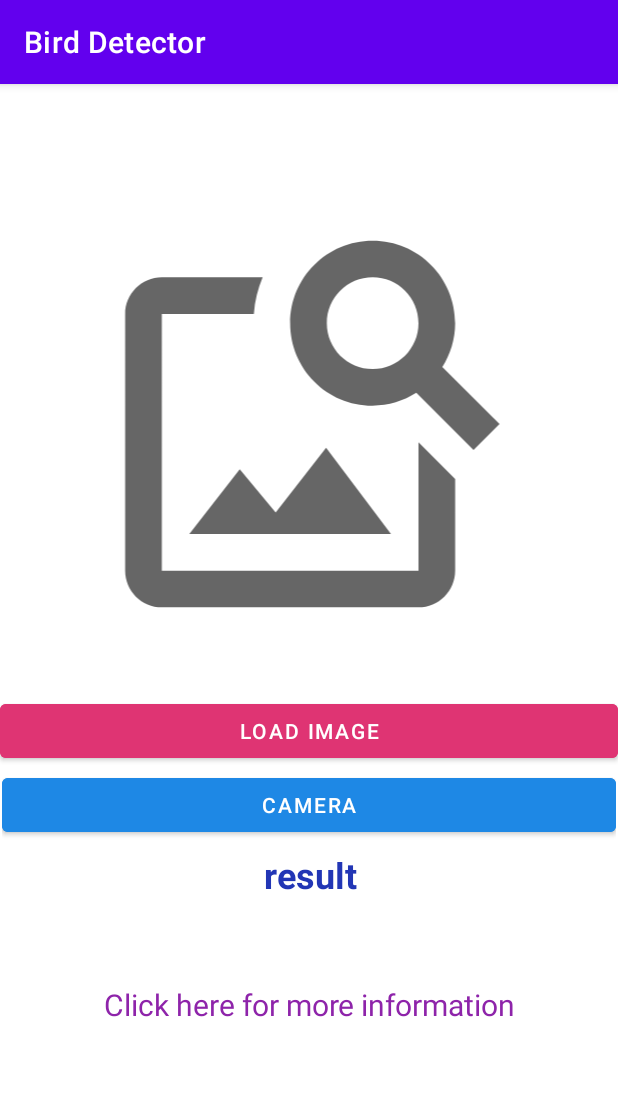
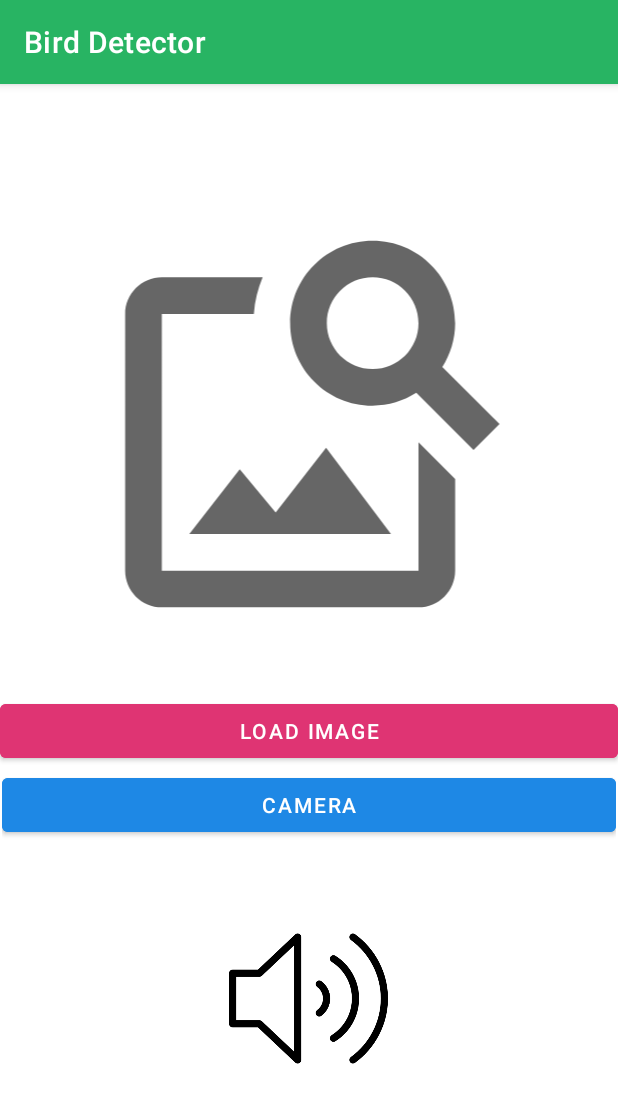
Before and after one commit to Venkatesh2507/Bird-Detector, an Android app: the screen it shows after launch (MainActivity), on a phone screen of 412 x 824 dp. Shown: the top 1103 px of the screen. Run offline under Robolectric (Android 15) with nearby library versions, the phone set to English and light mode, and no system bars; libraries missing offline, so code that uses them is left out: org.tensorflow.lite; pictures from the network do not load.

Commit message:
Bird Detector

```diff
--- a/app/src/main/java/com/example/birddetector/MainActivity.java
+++ b/app/src/main/java/com/example/birddetector/MainActivity.java
@@ -11,6 +11,7 @@ import android.graphics.Bitmap;
 import android.net.Uri;
 import android.os.Bundle;
 import android.provider.MediaStore;
+import android.speech.tts.TextToSpeech;
 import android.view.View;
 import android.widget.Button;
 import android.widget.ImageView;
@@ -24,6 +25,7 @@ import org.tensorflow.lite.support.label.Category;
 import java.io.IOException;
 import java.net.URI;
 import java.util.List;
+import java.util.Locale;
 
 public class MainActivity extends AppCompatActivity {
     Button loadImage;
@@ -32,6 +34,8 @@ public class MainActivity extends AppCompatActivity {
     TextView link;
     Uri imageUri;
     Button camera;
+    ImageView volume;
+    TextToSpeech textToSpeech;
     private static final int  pic_id=2;
     private static final int PICK_IMAGE=1;
     @Override
@@ -43,6 +47,20 @@ public class MainActivity extends AppCompatActivity {
         result = findViewById(R.id.resultTextView);
         link = findViewById(R.id.linkTextView);
         camera = findViewById(R.id.cameraButton);
+        volume = findViewById(R.id.sound);
+        textToSpeech = new TextToSpeech(getApplicationContext(), new TextToSpeech.OnInitListener() {
+            @Override
+            public void onInit(int i) {
+                if(i!=TextToSpeech.ERROR)
+                    textToSpeech.setLanguage(Locale.UK);
+            }
+        });
+        volume.setOnClickListener(new View.OnClickListener() {
+            @Override
+            public void onClick(View view) {
+                textToSpeech.speak(result.getText().toString(),TextToSpeech.QUEUE_FLUSH,null);
+            }
+        });
         loadImage.setOnClickListener(new View.OnClickListener() {
             @Override
             public void onClick(View view) {
@@ -85,6 +103,7 @@ public class MainActivity extends AppCompatActivity {
                 }
                 //birdImage.setImageURI(imageUri);
                 birdImage.setImageBitmap(imageBitmap);
+                link.setText("Click here for more information");
                 outputGenerator(imageBitmap);
             }
                  break;
--- a/app/src/main/res/layout/activity_main.xml
+++ b/app/src/main/res/layout/activity_main.xml
@@ -45,7 +45,6 @@
             android:layout_alignParentBottom="true"
             android:layout_marginStart="8dp"
             android:layout_marginBottom="172dp"
-            android:text="result"
             android:textAlignment="center"
             android:textColor="#2236B5"
             android:textSize="24sp"
@@ -57,8 +56,7 @@
             android:layout_width="match_parent"
             android:layout_height="36dp"
             android:layout_alignParentBottom="true"
-            android:layout_marginBottom="90dp"
-            android:text="Click here for more information"
+            android:layout_marginBottom="26dp"
             android:textAlignment="center"
             android:textColor="#8E24AA"
             android:textSize="20sp"
@@ -74,6 +72,16 @@
             app:layout_constraintEnd_toEndOf="parent"
             app:layout_constraintStart_toStartOf="parent" />
 
+        <ImageView
+            android:id="@+id/sound"
+            android:layout_width="111dp"
+            android:layout_height="106dp"
+            android:layout_alignParentEnd="true"
+            android:layout_alignParentBottom="true"
+            android:layout_marginEnd="149dp"
+            android:layout_marginBottom="63dp"
+            app:srcCompat="@drawable/volume" />
+
     </RelativeLayout>
 
 </androidx.constraintlayout.widget.ConstraintLayout>
--- a/app/src/main/res/values/themes.xml
+++ b/app/src/main/res/values/themes.xml
@@ -2,8 +2,8 @@
     <!-- Base application theme. -->
     <style name="Theme.BirdDetector" parent="Theme.MaterialComponents.DayNight.DarkActionBar">
         <!-- Primary brand color. -->
-        <item name="colorPrimary">@color/purple_500</item>
-        <item name="colorPrimaryVariant">@color/purple_700</item>
+        <item name="colorPrimary">#28B463</item>
+        <item name="colorPrimaryVariant">#28B463</item>
         <item name="colorOnPrimary">@color/white</item>
         <!-- Secondary brand color. -->
         <item name="colorSecondary">@color/teal_200</item>
```
Also changed, not shown: app/src/main/res/drawable/volume.png (added).
